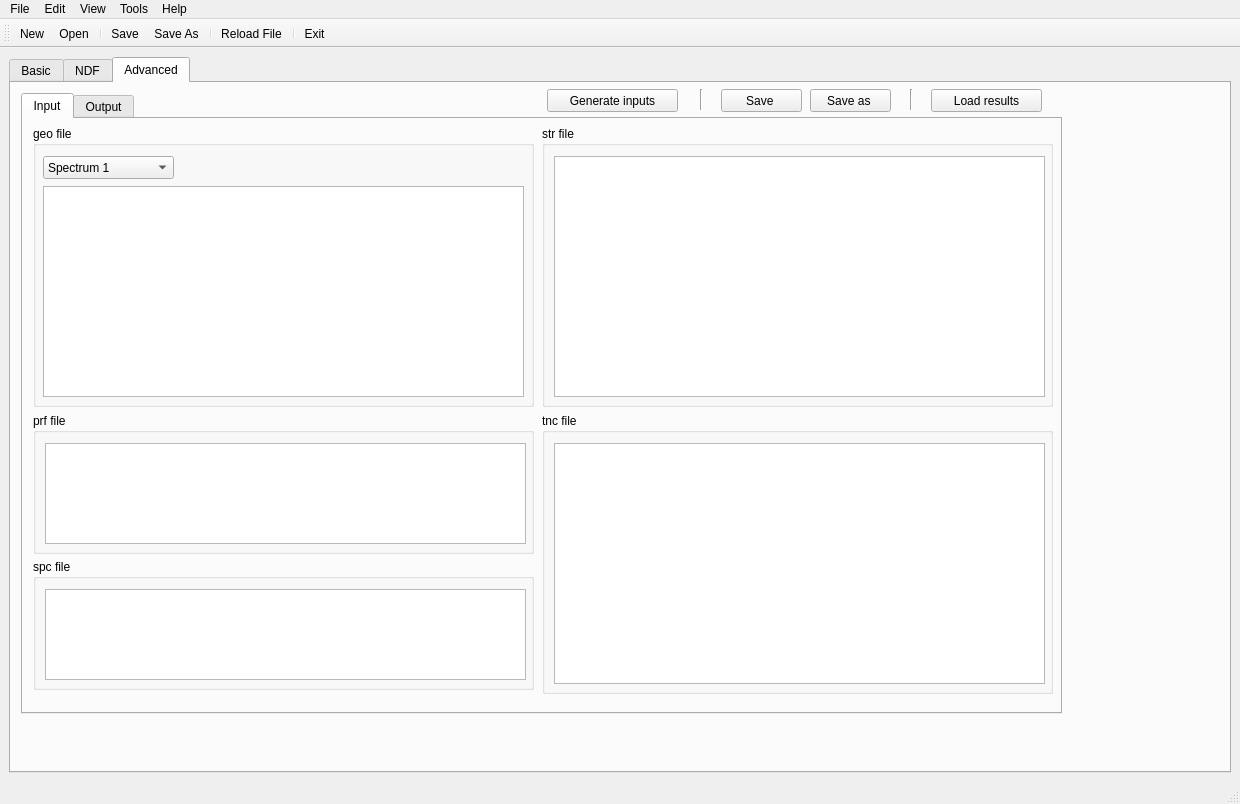
m-sequeira/IBA-Studio, file ui/geo_load.ui: the form before one commit.
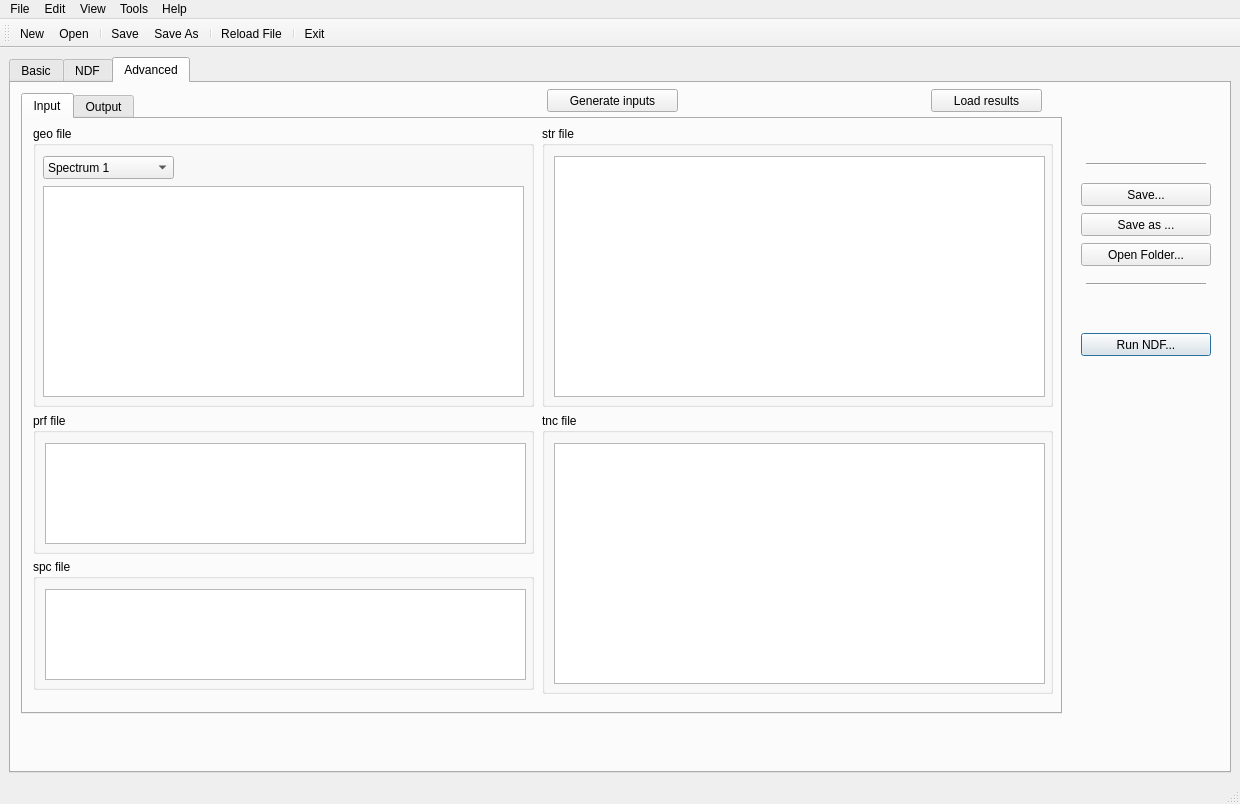
The form after the commit. The open tabs and pages were chosen to show the change.

Commit message: Copy experimental parameters between spectra

Diff of the .ui file:
```diff
--- a/ui/geo_load.ui
+++ b/ui/geo_load.ui
@@ -2832,53 +2832,85 @@
        <widget class="QPushButton" name="pushSave_advanced_inputs">
         <property name="geometry">
          <rect>
-          <x>710</x>
-          <y>6</y>
-          <width>81</width>
+          <x>1070</x>
+          <y>100</y>
+          <width>130</width>
           <height>23</height>
          </rect>
         </property>
         <property name="text">
-         <string>Save </string>
+         <string>Save...</string>
         </property>
        </widget>
        <widget class="QPushButton" name="pushSaveAs_advanced_inputs">
         <property name="geometry">
          <rect>
-          <x>799</x>
-          <y>6</y>
-          <width>81</width>
+          <x>1070</x>
+          <y>130</y>
+          <width>130</width>
           <height>23</height>
          </rect>
         </property>
         <property name="text">
-         <string>Save as </string>
+         <string>Save as ...</string>
+        </property>
+       </widget>
+       <widget class="QPushButton" name="run_NDF_button_advanced">
+        <property name="enabled">
+         <bool>true</bool>
+        </property>
+        <property name="geometry">
+         <rect>
+          <x>1070</x>
+          <y>250</y>
+          <width>130</width>
+          <height>23</height>
+         </rect>
+        </property>
+        <property name="text">
+         <string>Run NDF...</string>
+        </property>
+        <property name="default">
+         <bool>true</bool>
         </property>
        </widget>
        <widget class="Line" name="line_8">
         <property name="geometry">
          <rect>
-          <x>890</x>
-          <y>6</y>
-          <width>20</width>
-          <height>21</height>
+          <x>1075</x>
+          <y>80</y>
+          <width>120</width>
+          <height>3</height>
          </rect>
         </property>
         <property name="orientation">
-         <enum>Qt::Vertical</enum>
+         <enum>Qt::Horizontal</enum>
         </property>
        </widget>
        <widget class="Line" name="line_9">
         <property name="geometry">
          <rect>
-          <x>680</x>
-          <y>6</y>
-          <width>20</width>
-          <height>21</height>
+          <x>1075</x>
+          <y>200</y>
+          <width>120</width>
+          <height>3</height>
          </rect>
         </property>
         <property name="orientation">
-         <enum>Qt::Vertical</enum>
+         <enum>Qt::Horizontal</enum>
+        </property>
+       </widget>
+       <widget class="QPushButton" name="pushOpenFolder_advanced">
+        <property name="geometry">
+         <rect>
+          <x>1070</x>
+          <y>160</y>
+          <width>130</width>
+          <height>23</height>
+         </rect>
+        </property>
+        <property name="text">
+         <string>Open Folder...</string>
         </property>
        </widget>
       </widget>
```
The commit also changes 2 other files.
